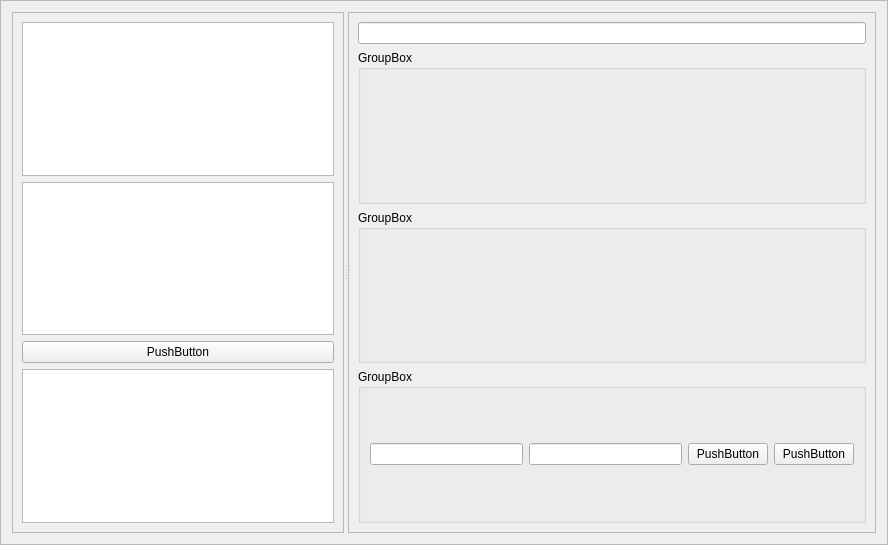
The window that slacx/slacxui/wf_editor.ui (slaclab/paws) describes before a commit, drawn with Qt 5.
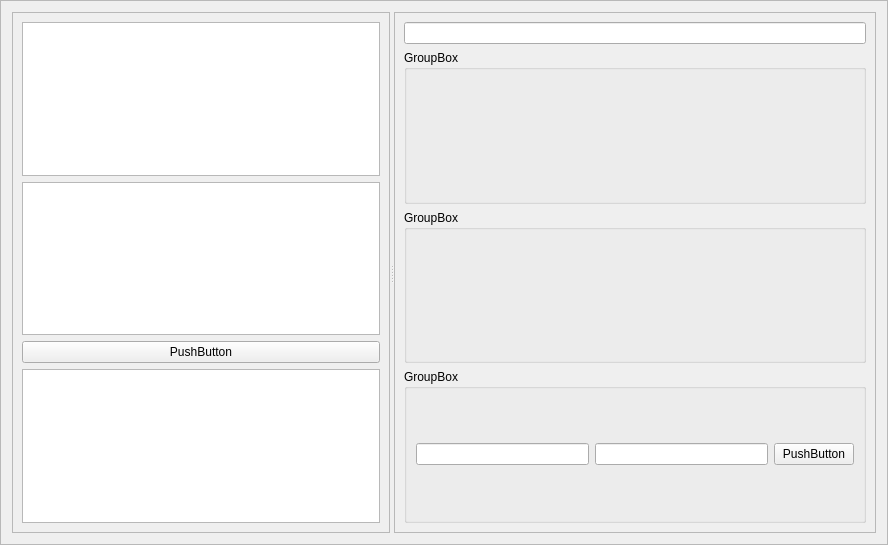
The same window after the commit.

The edit to the form file:
```diff
--- a/slacx/slacxui/wf_editor.ui
+++ b/slacx/slacxui/wf_editor.ui
@@ -105,13 +105,6 @@
           <item>
            <widget class="QLineEdit" name="uri_entry"/>
           </item>
-          <item>
-           <widget class="QPushButton" name="test_button">
-            <property name="text">
-             <string>PushButton</string>
-            </property>
-           </widget>
-          </item>
           <item>
            <widget class="QPushButton" name="load_button">
             <property name="minimumSize">
```
